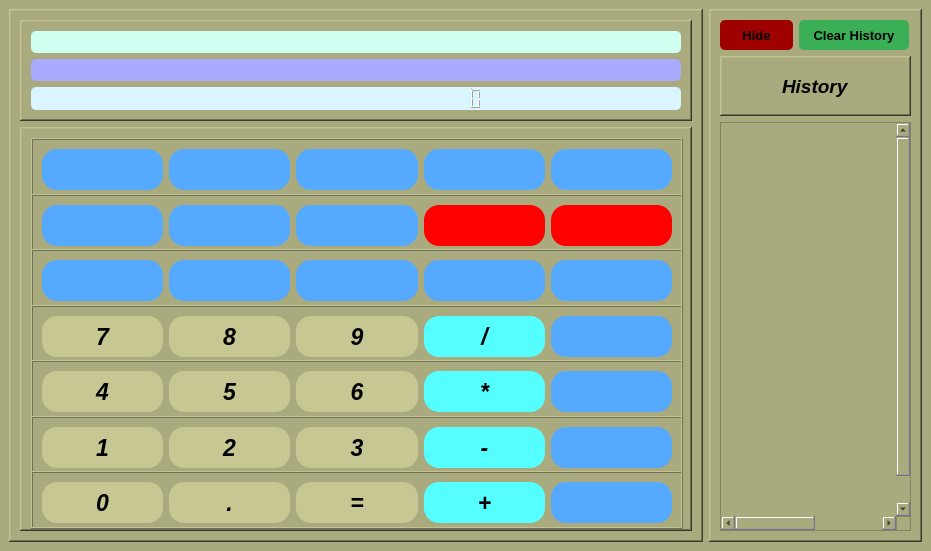
The window that main_running_files/basic_calculator_app.ui (GeniusCodes007/My_Simple_Calculator_App) describes before a commit, drawn with Qt 5.
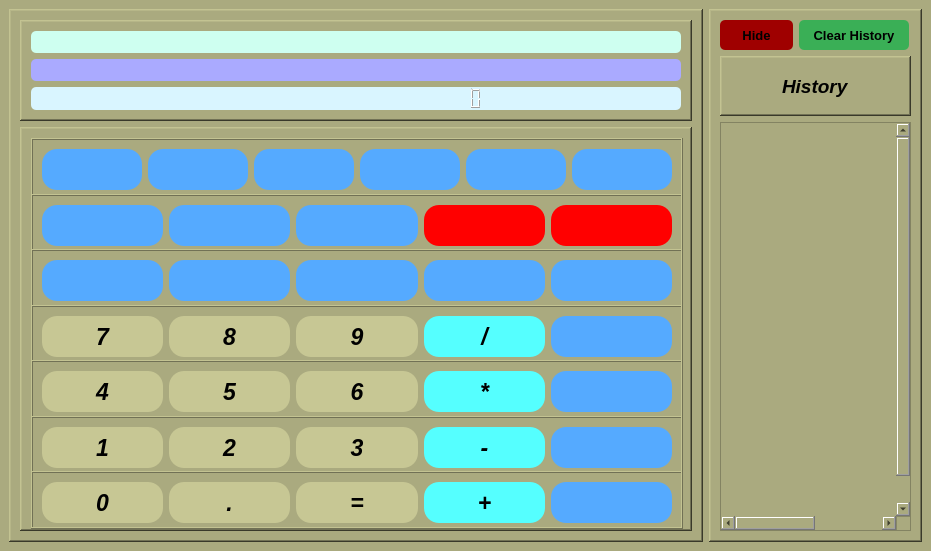
The same window after the commit. Icons and pictures are not drawn.

```diff
--- a/main_running_files/basic_calculator_app.ui
+++ b/main_running_files/basic_calculator_app.ui
@@ -225,6 +225,35 @@
              <enum>QFrame::Shadow::Raised</enum>
             </property>
             <layout class="QHBoxLayout" name="horizontalLayout_8">
+             <item>
+              <widget class="QPushButton" name="show_history">
+               <property name="minimumSize">
+                <size>
+                 <width>61</width>
+                 <height>41</height>
+                </size>
+               </property>
+               <property name="maximumSize">
+                <size>
+                 <width>16777215</width>
+                 <height>16777215</height>
+                </size>
+               </property>
+               <property name="font">
+                <font>
+                 <pointsize>17</pointsize>
+                 <italic>true</italic>
+                 <bold>true</bold>
+                </font>
+               </property>
+               <property name="styleSheet">
+                <string notr="true">background-color: rgb(85, 170, 255);</string>
+               </property>
+               <property name="text">
+                <string/>
+               </property>
+              </widget>
+             </item>
              <item>
               <widget class="QPushButton" name="pushButton_permutation">
                <property name="minimumSize">
@@ -1595,56 +1624,105 @@
               <item>
                <layout class="QGridLayout" name="gridLayout">
                 <item row="1" column="0">
-                 <widget class="QLabel" name="history_label_2">
+                 <widget class="QLabel" name="history_label_1">
+                  <property name="font">
+                   <font>
+                    <pointsize>10</pointsize>
+                    <italic>true</italic>
+                    <bold>true</bold>
+                   </font>
+                  </property>
                   <property name="text">
                    <string/>
                   </property>
                  </widget>
                 </item>
                 <item row="6" column="0">
-                 <widget class="QLabel" name="history_label_7">
+                 <widget class="QLabel" name="history_label_6">
+                  <property name="font">
+                   <font>
+                    <pointsize>10</pointsize>
+                    <italic>true</italic>
+                    <bold>true</bold>
+                   </font>
+                  </property>
                   <property name="text">
                    <string/>
                   </property>
                  </widget>
                 </item>
                 <item row="7" column="0">
-                 <widget class="QLabel" name="history_label_8">
+                 <widget class="QLabel" name="history_label_7">
+                  <property name="font">
+                   <font>
+                    <pointsize>10</pointsize>
+                    <italic>true</italic>
+                    <bold>true</bold>
+                   </font>
+                  </property>
                   <property name="text">
                    <string/>
                   </property>
                  </widget>
                 </item>
                 <item row="8" column="0">
-                 <widget class="QLabel" name="history_label_9">
+                 <widget class="QLabel" name="history_label_8">
+                  <property name="font">
+                   <font>
+                    <pointsize>10</pointsize>
+                    <italic>true</italic>
+                    <bold>true</bold>
+                   </font>
+                  </property>
                   <property name="text">
                    <string/>
                   </property>
                  </widget>
                 </item>
                 <item row="5" column="0">
-                 <widget class="QLabel" name="history_label_6">
-                  <property name="text">
-                   <string/>
-                  </property>
-                 </widget>
-                </item>
-                <item row="4" column="0">
                  <widget class="QLabel" name="history_label_5">
+                  <property name="font">
+                   <font>
+                    <pointsize>10</pointsize>
+                    <italic>true</italic>
+                    <bold>true</bold>
+                   </font>
+                  </property>
+                  <property name="text">
+                   <string/>
+                  </property>
+                 </widget>
+                </item>
+                <item row="4" column="0">
+                 <widget class="QLabel" name="history_label_4">
+                  <property name="font">
+                   <font>
+                    <pointsize>10</pointsize>
+                    <italic>true</italic>
+                    <bold>true</bold>
+                   </font>
+                  </property>
                   <property name="text">
                    <string/>
                   </property>
                  </widget>
                 </item>
                 <item row="2" column="0">
-                 <widget class="QLabel" name="history_label_3">
+                 <widget class="QLabel" name="history_label_2">
+                  <property name="font">
+                   <font>
+                    <pointsize>10</pointsize>
+                    <italic>true</italic>
+                    <bold>true</bold>
+                   </font>
+                  </property>
                   <property name="text">
                    <string/>
                   </property>
                  </widget>
                 </item>
                 <item row="0" column="0">
-                 <widget class="QLabel" name="history_label_1">
+                 <widget class="QLabel" name="history_label_0">
                   <property name="font">
                    <font>
                     <italic>true</italic>
@@ -1657,14 +1735,28 @@
                  </widget>
                 </item>
                 <item row="3" column="0">
-                 <widget class="QLabel" name="history_label_4">
+                 <widget class="QLabel" name="history_label_3">
+                  <property name="font">
+                   <font>
+                    <pointsize>10</pointsize>
+                    <italic>true</italic>
+                    <bold>true</bold>
+                   </font>
+                  </property>
                   <property name="text">
                    <string/>
                   </property>
                  </widget>
                 </item>
                 <item row="9" column="0">
-                 <widget class="QLabel" name="history_label_10">
+                 <widget class="QLabel" name="history_label_9">
+                  <property name="font">
+                   <font>
+                    <pointsize>10</pointsize>
+                    <italic>true</italic>
+                    <bold>true</bold>
+                   </font>
+                  </property>
                   <property name="text">
                    <string/>
                   </property>
```
Left out of the diff: 9 changed lines with no effect on the pictures.
